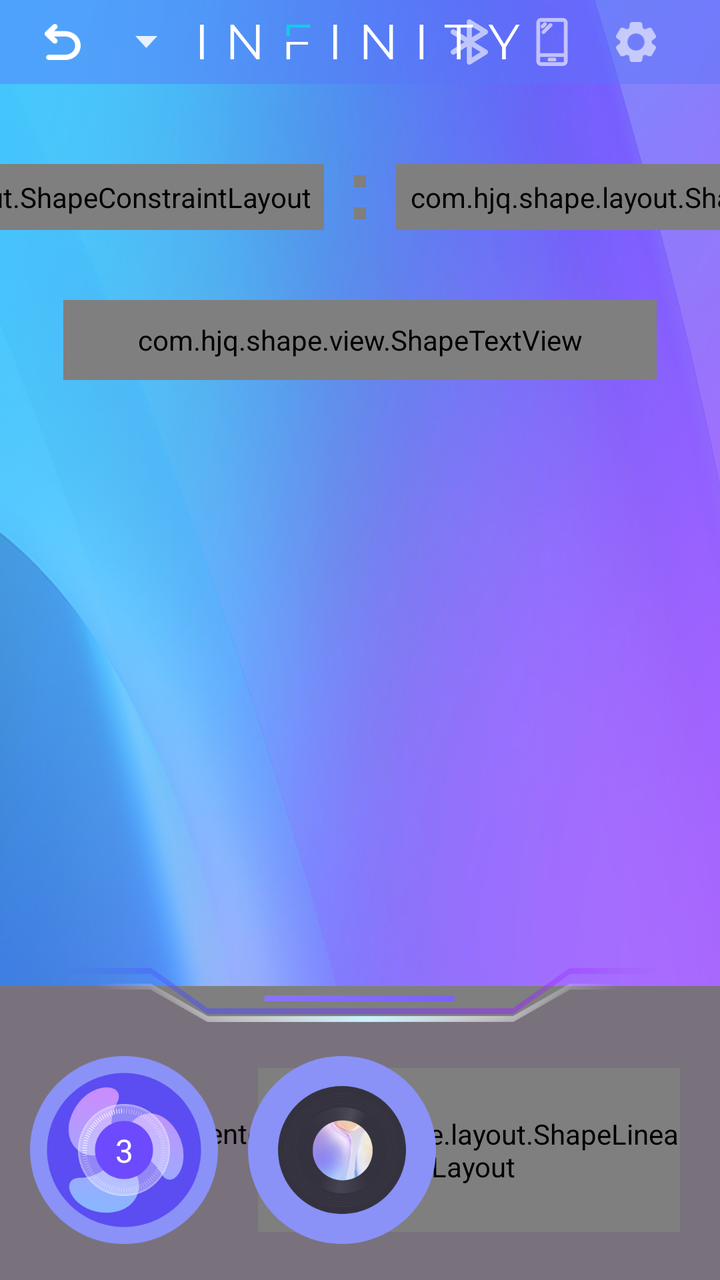
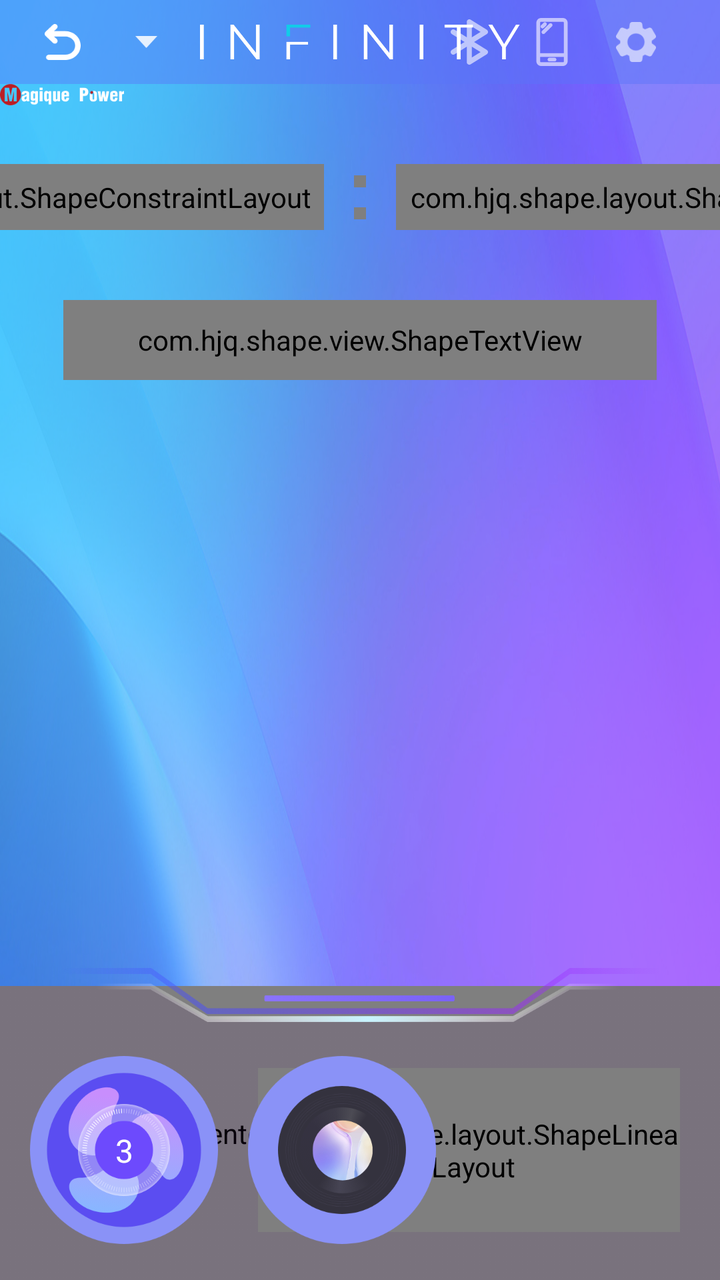

Two renders of the same Android screen: before a commit and after it. Below are the layout's source before the change and the commit's diff.
<!-- AndroidManifest.xml: application theme AppTheme -->
<!-- res/layout/layout_devicelauncheractivity.xml -->
<?xml version="1.0" encoding="utf-8"?>
<LinearLayout xmlns:android="http://schemas.android.com/apk/res/android"
    xmlns:app="http://schemas.android.com/apk/res-auto"
    xmlns:tools="http://schemas.android.com/tools"
    android:layout_width="match_parent"
    android:layout_height="match_parent"
    android:background="@mipmap/icon_pagebg"
    android:orientation="vertical"
    tools:ignore="MissingConstraints">

    <FrameLayout
        android:layout_width="match_parent"
        android:layout_height="42dp">

        <LinearLayout
            android:layout_width="match_parent"
            android:layout_height="42dp"
            android:background="@color/title_color"
            android:gravity="center_vertical"
            android:orientation="horizontal">

            <ImageView
                android:id="@+id/ivFinish"
                android:layout_width="wrap_content"
                android:layout_height="match_parent"
                android:layout_centerVertical="true"
                android:paddingVertical="12dp"
                android:paddingRight="10dp"
                android:paddingLeft="20dp"
                android:src="@mipmap/icon_w_finish" />

            <LinearLayout
                android:id="@+id/llDeviceName"
                android:layout_width="wrap_content"
                android:layout_height="match_parent"
                android:gravity="center_vertical"
                android:orientation="horizontal"
                android:paddingRight="10dp">

                <TextView
                    android:layout_marginLeft="10dp"
                    android:id="@+id/tvDeviceName"
                    android:layout_width="wrap_content"
                    android:layout_height="match_parent"
                    android:gravity="center_vertical"
                    android:paddingRight="5dp"
                    android:text=""
                    android:textColor="@color/white"
                    android:textSize="14dp"
                    android:textStyle="bold" />

                <ImageView
                    android:id="@+id/ivDeviceName"
                    android:layout_width="11dp"
                    android:layout_height="6dp"
                    android:src="@mipmap/icon_sanjiao" />

            </LinearLayout>
      
          

            <View
                android:layout_width="match_parent"
                android:layout_height="match_parent"
                android:layout_weight="1" />
            <ImageView
                android:id="@+id/ivBl"
                android:layout_width="wrap_content"
                android:layout_height="25dp"
                android:layout_marginRight="20dp"
                android:src="@mipmap/icon_lanta" />

            <ImageView
                android:id="@+id/ivPhone"
                android:layout_width="24dp"
                android:layout_height="match_parent"
                android:layout_marginRight="20dp"
                android:src="@mipmap/icon_phoneline" />

            <ImageView
                android:id="@+id/ivSetting"
                android:layout_width="20dp"
                android:layout_height="match_parent"
                android:layout_marginRight="32dp"
                android:src="@mipmap/icon_setting" />

        </LinearLayout>

        <TextView
            android:id="@+id/modelName"
            android:layout_width="wrap_content"
            android:layout_height="42dp"
            android:layout_gravity="center_horizontal"
            android:gravity="center"
            android:textColor="@color/white"
            android:textSize="14dp" />
        <ImageView
            android:layout_width="160dp"
            android:layout_height="wrap_content"
            android:layout_gravity="center"
            android:src="@mipmap/pic_titlelogo" />
    </FrameLayout>

    <androidx.constraintlayout.widget.ConstraintLayout
        android:layout_width="match_parent"
        android:layout_height="match_parent">

        <net.center.blurview.ShapeBlurView
            android:layout_width="match_parent"
            android:layout_height="147dp"
            app:blur_radius="15dp"
            app:layout_constraintBottom_toBottomOf="parent" />

        <ImageView
            android:layout_width="match_parent"
            android:layout_height="147dp"
            android:background="@mipmap/icon_devicenewbg"
            app:layout_constraintBottom_toBottomOf="parent" />

        <ImageView
            android:layout_width="match_parent"
            android:layout_height="27dp"
            android:layout_marginBottom="129dp"
            android:background="@mipmap/icon_devicenewbg1"
            app:layout_constraintBottom_toBottomOf="parent" />


        <ImageView
            android:id="@+id/fenshan"
            android:layout_width="94dp"
            android:layout_height="94dp"
            android:layout_marginLeft="15dp"
            android:layout_marginBottom="18dp"
            android:src="@mipmap/icon_fenshan"
            app:layout_constraintBottom_toBottomOf="parent"
            app:layout_constraintLeft_toLeftOf="parent" />

        <TextView
            android:id="@+id/tvAirBlower"
            android:layout_width="wrap_content"
            android:layout_height="wrap_content"
            android:text="3"
            android:textColor="@color/white"
            android:textSize="16dp"
            app:layout_constraintBottom_toBottomOf="@+id/fenshan"
            app:layout_constraintLeft_toLeftOf="@+id/fenshan"
            app:layout_constraintRight_toRightOf="@+id/fenshan"
            app:layout_constraintTop_toTopOf="@id/fenshan" />


        <com.hjq.shape.layout.ShapeLinearLayout
            android:id="@+id/llVolume4"
            android:layout_width="0dp"
            android:layout_height="82dp"
            android:layout_marginHorizontal="20dp"
            android:gravity="center_vertical"
            android:orientation="horizontal"
            app:layout_constraintBottom_toBottomOf="@id/fenshan"
            app:layout_constraintLeft_toRightOf="@+id/fenshan"
            app:layout_constraintRight_toRightOf="parent"
            app:layout_constraintTop_toTopOf="@+id/fenshan"
            app:shape_radius="100dp"
            app:shape_solidColor="#1A480170">

            <com.diwen.liliao.utils.ReplaceSelectorImageView
                android:id="@+id/ivSong1"
                android:layout_width="33dp"
                android:layout_height="33dp"
                android:layout_marginLeft="120dp"
                android:src="@mipmap/icon_song1" />

            <com.diwen.liliao.utils.ReplaceSelectorImageView
                android:id="@+id/ivSong2"
                android:layout_width="38dp"
                android:layout_height="38dp"
                android:layout_marginLeft="20dp"
                android:src="@mipmap/icon_song2" />

            <com.diwen.liliao.utils.ReplaceSelectorImageView
                android:id="@+id/ivSong3"
                android:layout_width="33dp"
                android:layout_height="33dp"
                android:layout_marginLeft="20dp"
                android:src="@mipmap/icon_song3" />


            <com.hjq.shape.layout.ShapeLinearLayout
                android:layout_width="match_parent"
                android:layout_height="30dp"
                android:layout_marginLeft="30dp"
                android:layout_marginRight="25dp"
                android:gravity="center_vertical"
                android:orientation="horizontal"
                app:shape_radius="5dp"
                app:shape_solidColor="#29FFFFFF">

                <com.hjq.shape.layout.ShapeLinearLayout
                    android:id="@+id/llVolume1"
                    android:layout_width="22dp"
                    android:layout_height="19dp"
                    android:layout_marginLeft="3dp"
                    android:gravity="center"
                    app:shape_radius="3dp"
                    app:shape_solidColor="#52540E7C">

                    <ImageView
                        android:layout_width="10dp"
                        android:layout_height="10dp"
                        android:src="@mipmap/icon_laba1" />

                </com.hjq.shape.layout.ShapeLinearLayout>

                <com.hjq.shape.layout.ShapeFrameLayout
                    android:layout_width="match_parent"
                    android:layout_height="19dp"
                    android:layout_marginHorizontal="5dp"
                    android:layout_weight="1"
                    app:shape_radius="3dp"
                    app:shape_solidColor="#52540E7C">

                    <SeekBar
                        android:id="@+id/seekbar"
                        style="@android:style/Widget.SeekBar"
                        android:layout_width="match_parent"
                        android:layout_height="13dp"
                        android:layout_gravity="center_vertical"
                        android:layout_marginHorizontal="3dp"
                        android:background="@null"
                        android:max="31"
                        android:min="0"
                        android:paddingStart="0dp"
                        android:paddingEnd="0dp"
                        android:progress="50"
                        android:progressDrawable="@drawable/layer_list_progress_drawable_1"
                        android:thumb="@drawable/shape_progressbar_thumb"
                        app:layout_constraintTop_toBottomOf="@+id/lampDimming"
                        tools:ignore="MissingConstraints" />

                    <com.hjq.shape.view.ShapeView
                        android:layout_width="match_parent"
                        android:layout_height="match_parent"
                        app:shape="line"
                        app:shape_dashGap="1dp"
                        app:shape_dashWidth="1dp" />

                </com.hjq.shape.layout.ShapeFrameLayout>

                <com.hjq.shape.layout.ShapeLinearLayout
                    android:id="@+id/llVolume2"
                    android:layout_width="22dp"
                    android:layout_height="19dp"
                    android:layout_marginRight="3dp"
                    android:gravity="center"
                    app:shape_radius="3dp"
                    app:shape_solidColor="#52540E7C">

                    <ImageView
                        android:layout_width="12dp"
                        android:layout_height="10dp"
                        android:src="@mipmap/icon_laba2" />
                </com.hjq.shape.layout.ShapeLinearLayout>


            </com.hjq.shape.layout.ShapeLinearLayout>


        </com.hjq.shape.layout.ShapeLinearLayout>

        <ImageView
            android:layout_width="94dp"
            android:layout_height="94dp"
            android:layout_marginLeft="15dp"
            android:layout_marginBottom="18dp"
            android:src="@mipmap/icon_yinyue"
            app:layout_constraintBottom_toBottomOf="parent"
            app:layout_constraintLeft_toRightOf="@+id/fenshan"
            app:layout_goneMarginLeft="20dp" />


        <com.hjq.shape.layout.ShapeConstraintLayout
            android:id="@+id/shapeMine"
            android:layout_width="wrap_content"
            android:layout_height="wrap_content"
            android:layout_marginTop="40dp"
            android:layout_marginRight="15dp"
            android:padding="7dp"
            app:layout_constraintRight_toLeftOf="@+id/shapeMao"
            app:layout_constraintTop_toTopOf="parent"
            app:shape_endColor="#FEE3F9"
            app:shape_radius="5dp"
            app:shape_startColor="#DFB6FD">

            <com.hjq.shape.view.ShapeImageView
                android:id="@+id/ivAdd"
                android:layout_width="wrap_content"
                android:layout_height="22dp"
                android:paddingHorizontal="7dp"
                android:paddingVertical="2dp"
                android:src="@mipmap/icon_add"
                app:layout_constraintLeft_toLeftOf="parent"
                app:layout_constraintTop_toTopOf="parent"
                app:shape_radius="3dp"
                app:shape_solidColor="@color/white"
                app:shape_solidPressedColor="@color/pressedColor" />

            <com.hjq.shape.view.ShapeImageView
                android:id="@+id/ivmiue"
                android:layout_width="wrap_content"
                android:layout_height="22dp"
                android:layout_marginTop="3dp"
                android:paddingHorizontal="7dp"
                android:paddingVertical="2dp"
                android:src="@mipmap/icon_jian"
                app:layout_constraintBottom_toBottomOf="@+id/tvMine"
                app:layout_constraintLeft_toLeftOf="@+id/ivAdd"
                app:shape_radius="3dp"
                app:shape_solidColor="@color/white"
                app:shape_solidPressedColor="@color/pressedColor" />

            <com.hjq.shape.view.ShapeTextView
                android:id="@+id/tvMine"
                android:layout_width="90dp"
                android:layout_height="wrap_content"
                android:layout_marginLeft="3dp"
                android:gravity="center"
                android:paddingVertical="5dp"
                android:text="10"
                android:textSize="30dp"
                android:textStyle="bold"
                app:layout_constraintBottom_toBottomOf="parent"
                app:layout_constraintLeft_toRightOf="@+id/ivAdd"
                app:layout_constraintTop_toTopOf="parent"
                app:shape="rectangle"
                app:shape_radius="5dp"
                app:shape_shadowColor="#A8A1FD"
                app:shape_shadowSize="2dp"
                app:shape_solidColor="#CFC3FD" />

        </com.hjq.shape.layout.ShapeConstraintLayout>

        <LinearLayout
            android:id="@+id/shapeMao"
            android:layout_width="wrap_content"
            android:layout_height="wrap_content"
            android:gravity="center_vertical"
            android:orientation="vertical"
            app:layout_constraintBottom_toBottomOf="@+id/shapeMine"
            app:layout_constraintLeft_toLeftOf="parent"
            app:layout_constraintRight_toRightOf="parent"
            app:layout_constraintTop_toTopOf="@+id/shapeMine">

            <com.hjq.shape.view.ShapeView
                android:layout_width="6dp"
                android:layout_height="6dp"
                app:shape_radius="10dp"
                app:shape_solidColor="@color/black" />

            <com.hjq.shape.view.ShapeView
                android:layout_width="6dp"
                android:layout_height="6dp"
                android:layout_marginTop="10dp"
                app:shape_radius="10dp"
                app:shape_solidColor="@color/black" />
        </LinearLayout>

        <com.hjq.shape.layout.ShapeConstraintLayout
            android:layout_width="wrap_content"
            android:layout_height="wrap_content"
            android:layout_marginLeft="15dp"
            android:padding="7dp"
            app:layout_constraintBottom_toBottomOf="@+id/shapeMine"
            app:layout_constraintLeft_toRightOf="@+id/shapeMao"
            app:layout_constraintTop_toTopOf="@+id/shapeMine"
            app:shape_endColor="#FEE3F9"
            app:shape_radius="5dp"
            app:shape_startColor="#DFB6FD">

            <com.hjq.shape.view.ShapeImageView
                android:id="@+id/ivAdd1"
                android:layout_width="wrap_content"
                android:layout_height="22dp"
                android:paddingHorizontal="7dp"
                android:paddingVertical="2dp"
                android:src="@mipmap/icon_add"
                app:layout_constraintRight_toRightOf="parent"
                app:layout_constraintTop_toTopOf="parent"
                app:shape_radius="3dp"
                app:shape_solidColor="@color/white"
                app:shape_solidPressedColor="@color/pressedColor" />

            <com.hjq.shape.view.ShapeImageView
                android:id="@+id/ivmiue1"
                android:layout_width="wrap_content"
                android:layout_height="22dp"
                android:layout_marginTop="3dp"
                android:paddingHorizontal="7dp"
                android:paddingVertical="2dp"
                android:src="@mipmap/icon_jian"
                app:layout_constraintBottom_toBottomOf="@+id/tvSeconds"
                app:layout_constraintLeft_toLeftOf="@+id/ivAdd1"
                app:shape_radius="3dp"
                app:shape_solidColor="@color/white"
                app:shape_solidPressedColor="@color/pressedColor" />

            <com.hjq.shape.view.ShapeTextView
                android:id="@+id/tvSeconds"
                android:layout_width="90dp"
                android:layout_height="wrap_content"
                android:layout_marginRight="3dp"
                android:gravity="center"
                android:paddingVertical="5dp"
                android:text="00"
                android:textSize="30dp"
                android:textStyle="bold"
                app:layout_constraintBottom_toBottomOf="parent"
                app:layout_constraintRight_toLeftOf="@+id/ivAdd1"
                app:layout_constraintTop_toTopOf="parent"
                app:shape="rectangle"
                app:shape_radius="5dp"
                app:shape_shadowColor="#A8A1FD"
                app:shape_shadowSize="2dp"
                app:shape_solidColor="#CFC3FD" />

        </com.hjq.shape.layout.ShapeConstraintLayout>

        <com.hjq.shape.view.ShapeTextView
            android:id="@+id/tvStart"
            android:layout_width="wrap_content"
            android:layout_height="40dp"
            android:layout_marginTop="35dp"
            android:gravity="center"
            android:paddingHorizontal="37dp"
            android:textColor="@color/white"
            android:textSize="14dp"
            android:textStyle="bold"
            app:layout_constraintLeft_toLeftOf="parent"
            app:layout_constraintRight_toRightOf="parent"
            app:layout_constraintTop_toBottomOf="@+id/shapeMine"
            app:shape_endColor="#D691FD"
            app:shape_radius="40dp"
            app:shape_solidPressedColor="@color/pressedColor"
            app:shape_startColor="#4976FB"
            app:shape_strokeColor="#D7E6FB"
            app:shape_strokeWidth="4dp" />

        <androidx.recyclerview.widget.RecyclerView
            android:id="@+id/mesreList"
            android:layout_width="370dp"
            android:visibility="gone"
            android:orientation="vertical"
            android:layout_height="match_parent"
            app:layoutManager="androidx.recyclerview.widget.LinearLayoutManager"
            android:background="@color/white"
            app:layout_constraintBottom_toTopOf="@+id/llVolume4"
            app:layout_constraintRight_toRightOf="parent"
            app:layout_constraintTop_toTopOf="parent" />

    </androidx.constraintlayout.widget.ConstraintLayout>


</LinearLayout>
<!-- resources referenced by this layout -->
<resources>
  <color name="black">#000000</color>
  <color name="pressedColor">#1A000000</color>
  <color name="title_color">#735A74F9</color>
  <color name="white">#FFFFFF</color>
  <!-- drawable layer_list_progress_drawable_1 (drawable) -->
  <?xml version="1.0" encoding="utf-8"?>
  <layer-list xmlns:android="http://schemas.android.com/apk/res/android">
  
      <item
          android:id="@android:id/background"
          android:drawable="@drawable/shape_progressbar_bg" />
  
      <item android:id="@android:id/progress">
  
          <clip android:drawable="@drawable/shape_progressbar_progress" />
  
      </item>
  
  </layer-list>
  <!-- drawable shape_progressbar_thumb (drawable) -->
  <?xml version="1.0" encoding="utf-8"?>
  <shape xmlns:android="http://schemas.android.com/apk/res/android">
  
      
      <solid android:color="@color/bg00" />
  
  </shape>
  <!-- mipmap icon_add: webp bitmap (mipmap-xxhdpi, 1152 bytes) -->
  <!-- mipmap icon_devicenewbg: png bitmap (mipmap-xxhdpi, 30818 bytes) -->
  <!-- mipmap icon_devicenewbg1: png bitmap (mipmap-xxhdpi, 54496 bytes) -->
  <!-- mipmap icon_fenshan: webp bitmap (mipmap-xxhdpi, 43332 bytes) -->
  <!-- mipmap icon_jian: webp bitmap (mipmap-xxhdpi, 934 bytes) -->
  <!-- mipmap icon_laba1: webp bitmap (mipmap-xxhdpi, 1732 bytes) -->
  <!-- mipmap icon_laba2: webp bitmap (mipmap-xxhdpi, 1868 bytes) -->
  <!-- mipmap icon_lanta: webp bitmap (mipmap-xxhdpi, 1112 bytes) -->
  <!-- mipmap icon_pagebg: webp bitmap (mipmap-xxhdpi, 934672 bytes) -->
  <!-- mipmap icon_phoneline: png bitmap (mipmap-xxhdpi, 2467 bytes) -->
  <!-- mipmap icon_sanjiao: webp bitmap (mipmap-xxhdpi, 786 bytes) -->
  <!-- mipmap icon_setting: webp bitmap (mipmap-xxhdpi, 1206 bytes) -->
  <!-- mipmap icon_song1: webp bitmap (mipmap-xxhdpi, 6670 bytes) -->
  <!-- mipmap icon_song2: webp bitmap (mipmap-xxhdpi, 6724 bytes) -->
  <!-- mipmap icon_song3: webp bitmap (mipmap-xxhdpi, 6608 bytes) -->
  <!-- mipmap icon_w_finish: png bitmap (mipmap-xxhdpi, 509 bytes) -->
  <!-- mipmap icon_yinyue: webp bitmap (mipmap-xxhdpi, 42046 bytes) -->
  <!-- mipmap pic_titlelogo: png bitmap (mipmap-xxhdpi, 14420 bytes) -->
  <style name="AppTheme" parent="Theme.AppCompat.Light.NoActionBar">
          <item name="colorPrimary">@color/white</item>
          <item name="colorPrimaryDark">@color/white</item>
          <item name="colorAccent">@color/themeColor</item>
          <item name="android:textColor">@color/black</item>
  
          
          <item name="android:windowBackground">@color/white</item>
          <item name="android:windowSoftInputMode">stateAlwaysHidden</item>
          <item name="android:launchMode">singleTop</item>
          <item name="android:forceDarkAllowed" tools:ignore="NewApi">false</item>
      </style>
  <!-- drawable shape_progressbar_bg (drawable) -->
  <?xml version="1.0" encoding="utf-8"?>
  <shape xmlns:android="http://schemas.android.com/apk/res/android">
  <corners android:radius="2dp"/>
      <solid 
          android:color="@color/white" />
  
  </shape>
  <!-- drawable shape_progressbar_progress (drawable) -->
  <?xml version="1.0" encoding="utf-8"?>
  <shape xmlns:android="http://schemas.android.com/apk/res/android">
  
   <gradient android:startColor="#4976FB"
       android:endColor="#D691FD"
       />
   <corners android:radius="2dp"/>
  </shape>
  <color name="bg00">#00000000</color>
  <color name="themeColor">#3F73FE</color>
</resources>

<!-- the commit's change to res/layout/layout_devicelauncheractivity.xml (unified diff, before → after) -->
@@ -25,8 +25,8 @@
                 android:layout_height="match_parent"
                 android:layout_centerVertical="true"
                 android:paddingVertical="12dp"
+                android:paddingLeft="20dp"
                 android:paddingRight="10dp"
-                android:paddingLeft="20dp"
                 android:src="@mipmap/icon_w_finish" />
 
             <LinearLayout
@@ -38,10 +38,10 @@
                 android:paddingRight="10dp">
 
                 <TextView
-                    android:layout_marginLeft="10dp"
                     android:id="@+id/tvDeviceName"
                     android:layout_width="wrap_content"
                     android:layout_height="match_parent"
+                    android:layout_marginLeft="10dp"
                     android:gravity="center_vertical"
                     android:paddingRight="5dp"
                     android:text=""
@@ -56,13 +56,13 @@
                     android:src="@mipmap/icon_sanjiao" />
 
             </LinearLayout>
-      
-          
+
 
             <View
                 android:layout_width="match_parent"
                 android:layout_height="match_parent"
                 android:layout_weight="1" />
+
             <ImageView
                 android:id="@+id/ivBl"
                 android:layout_width="wrap_content"
@@ -94,6 +94,7 @@
             android:gravity="center"
             android:textColor="@color/white"
             android:textSize="14dp" />
+
         <ImageView
             android:layout_width="160dp"
             android:layout_height="wrap_content"
@@ -104,6 +105,11 @@
     <androidx.constraintlayout.widget.ConstraintLayout
         android:layout_width="match_parent"
         android:layout_height="match_parent">
+
+        <ImageView
+            android:layout_width="wrap_content"
+            android:layout_height="wrap_content"
+            android:src="@mipmap/ic_logo_main" />
 
         <net.center.blurview.ShapeBlurView
             android:layout_width="match_parent"
@@ -446,11 +452,11 @@
         <androidx.recyclerview.widget.RecyclerView
             android:id="@+id/mesreList"
             android:layout_width="370dp"
+            android:layout_height="match_parent"
+            android:background="@color/white"
+            android:orientation="vertical"
             android:visibility="gone"
-            android:orientation="vertical"
-            android:layout_height="match_parent"
             app:layoutManager="androidx.recyclerview.widget.LinearLayoutManager"
-            android:background="@color/white"
             app:layout_constraintBottom_toTopOf="@+id/llVolume4"
             app:layout_constraintRight_toRightOf="parent"
             app:layout_constraintTop_toTopOf="parent" />
<!-- resource entries referenced after the edit -->
@@ -27,6 +27,7 @@
       <solid android:color="@color/bg00" />
   
   </shape>
+  <!-- mipmap ic_logo_main: png bitmap (mipmap-xxhdpi, 5367 bytes) -->
   <!-- mipmap icon_add: webp bitmap (mipmap-xxhdpi, 1152 bytes) -->
   <!-- mipmap icon_devicenewbg: png bitmap (mipmap-xxhdpi, 30818 bytes) -->
   <!-- mipmap icon_devicenewbg1: png bitmap (mipmap-xxhdpi, 54496 bytes) -->
